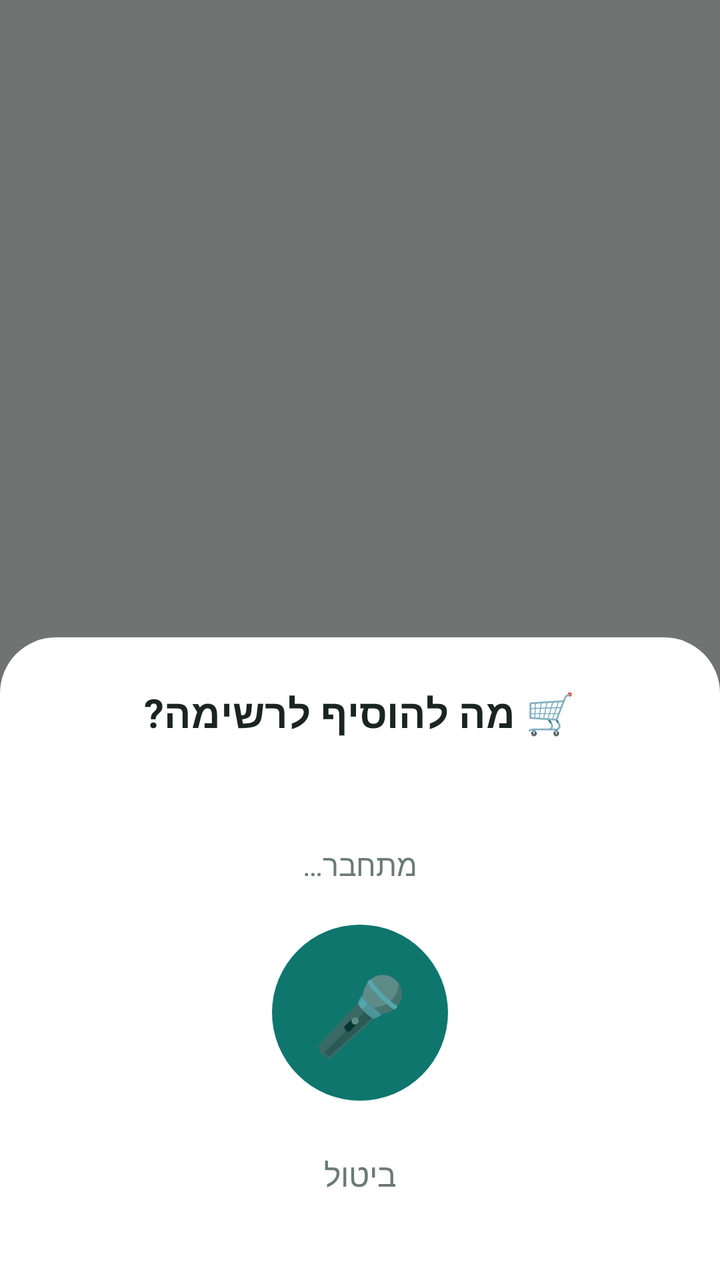
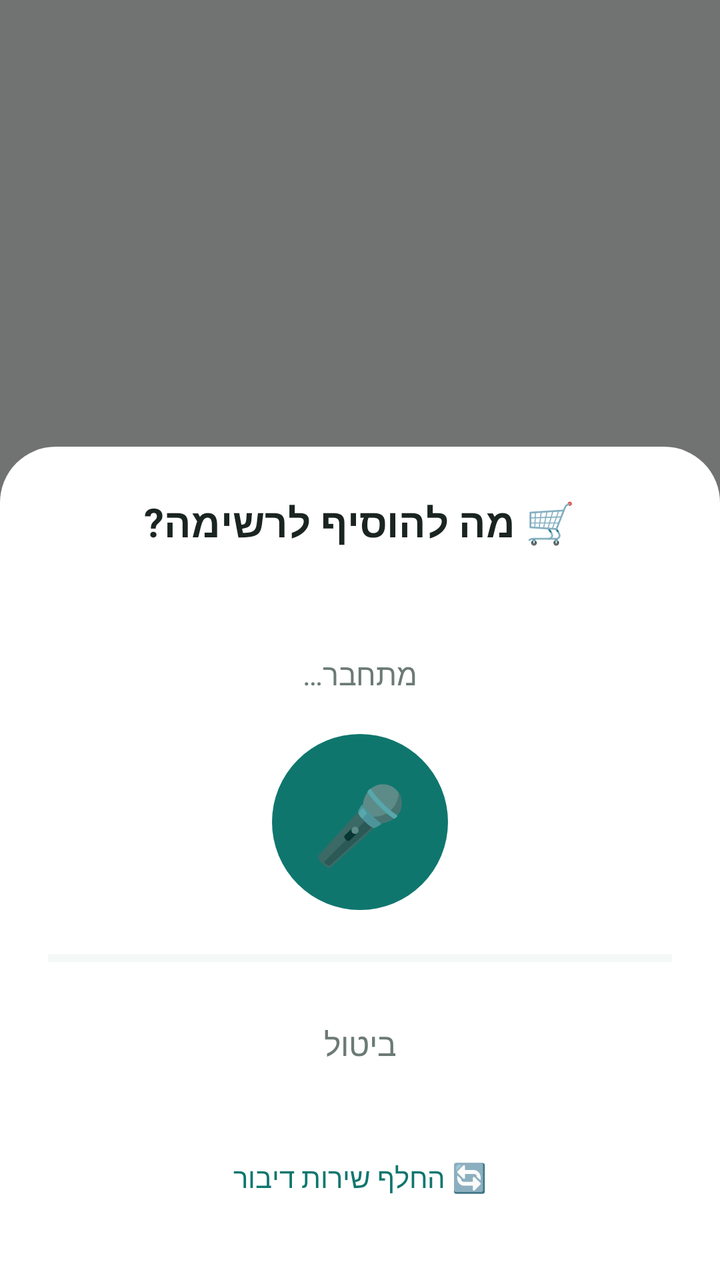

Screens rendered from an Android XML layout before and after an edit, with the pre-edit source and the edit as a unified diff.
<!-- AndroidManifest.xml: application theme AppTheme -->
<!-- res/layout/voice_dialog.xml -->
<?xml version="1.0" encoding="utf-8"?>
<FrameLayout xmlns:android="http://schemas.android.com/apk/res/android"
    android:id="@+id/voice_root"
    android:layout_width="match_parent"
    android:layout_height="match_parent"
    android:background="#88000000"
    android:clickable="true"
    android:layoutDirection="rtl">

    <LinearLayout
        android:layout_width="match_parent"
        android:layout_height="wrap_content"
        android:layout_gravity="bottom"
        android:background="@drawable/voice_card_bg"
        android:clickable="true"
        android:gravity="center_horizontal"
        android:orientation="vertical"
        android:paddingStart="24dp"
        android:paddingTop="24dp"
        android:paddingEnd="24dp"
        android:paddingBottom="32dp">

        <TextView
            android:layout_width="wrap_content"
            android:layout_height="wrap_content"
            android:text="🛒 מה להוסיף לרשימה?"
            android:textColor="#1A2421"
            android:textSize="20sp"
            android:textStyle="bold" />

        <TextView
            android:id="@+id/voice_heard"
            android:layout_width="match_parent"
            android:layout_height="wrap_content"
            android:layout_marginTop="12dp"
            android:gravity="center"
            android:minHeight="36dp"
            android:textColor="#0F766E"
            android:textSize="22sp" />

        <TextView
            android:id="@+id/voice_status"
            android:layout_width="match_parent"
            android:layout_height="wrap_content"
            android:layout_marginTop="4dp"
            android:gravity="center"
            android:text="מתחבר…"
            android:textColor="#6B7A76"
            android:textSize="15sp" />

        <TextView
            android:id="@+id/voice_mic"
            android:layout_width="88dp"
            android:layout_height="88dp"
            android:layout_marginTop="20dp"
            android:background="@drawable/voice_mic_bg"
            android:gravity="center"
            android:text="🎤"
            android:textSize="38sp" />

        <TextView
            android:id="@+id/voice_cancel"
            android:layout_width="wrap_content"
            android:layout_height="wrap_content"
            android:layout_marginTop="16dp"
            android:padding="10dp"
            android:text="ביטול"
            android:textColor="#6B7A76"
            android:textSize="16sp" />
    </LinearLayout>
</FrameLayout>
<!-- resources referenced by this layout -->
<resources>
  <!-- drawable voice_card_bg (drawable) -->
  <?xml version="1.0" encoding="utf-8"?>
  <shape xmlns:android="http://schemas.android.com/apk/res/android" android:shape="rectangle">
      <solid android:color="#FFFFFF" />
      <corners android:topLeftRadius="28dp" android:topRightRadius="28dp" />
  </shape>
  <!-- drawable voice_mic_bg (drawable) -->
  <?xml version="1.0" encoding="utf-8"?>
  <shape xmlns:android="http://schemas.android.com/apk/res/android" android:shape="oval">
      <solid android:color="#0F766E" />
  </shape>
  <style name="AppTheme" parent="@android:style/Theme.Material.Light.NoActionBar">
          <item name="android:colorPrimary">#0f766e</item>
          <item name="android:colorPrimaryDark">#0f766e</item>
          <item name="android:colorAccent">#14b8a6</item>
          <item name="android:statusBarColor">#0f766e</item>
          <item name="android:windowBackground">@color/win_bg</item>
      </style>
  <color name="win_bg">#f3f6f5</color>
</resources>

<!-- the commit's change to res/layout/voice_dialog.xml (unified diff, before → after) -->
@@ -58,6 +58,18 @@
             android:text="🎤"
             android:textSize="38sp" />
 
+        <ProgressBar
+            android:id="@+id/voice_level"
+            style="@android:style/Widget.Material.ProgressBar.Horizontal"
+            android:layout_width="match_parent"
+            android:layout_height="12dp"
+            android:layout_marginTop="18dp"
+            android:indeterminate="false"
+            android:max="100"
+            android:progress="0"
+            android:progressTint="#14B8A6"
+            android:progressBackgroundTint="#D5E3E0" />
+
         <TextView
             android:id="@+id/voice_cancel"
             android:layout_width="wrap_content"
@@ -67,5 +79,24 @@
             android:text="ביטול"
             android:textColor="#6B7A76"
             android:textSize="16sp" />
+
+        <TextView
+            android:id="@+id/voice_debug"
+            android:layout_width="match_parent"
+            android:layout_height="wrap_content"
+            android:layout_marginTop="6dp"
+            android:gravity="center"
+            android:textColor="#93A39F"
+            android:textSize="12sp" />
+
+        <TextView
+            android:id="@+id/voice_switch"
+            android:layout_width="wrap_content"
+            android:layout_height="wrap_content"
+            android:layout_marginTop="4dp"
+            android:padding="10dp"
+            android:text="🔄 החלף שירות דיבור"
+            android:textColor="#0F766E"
+            android:textSize="14sp" />
     </LinearLayout>
 </FrameLayout>
